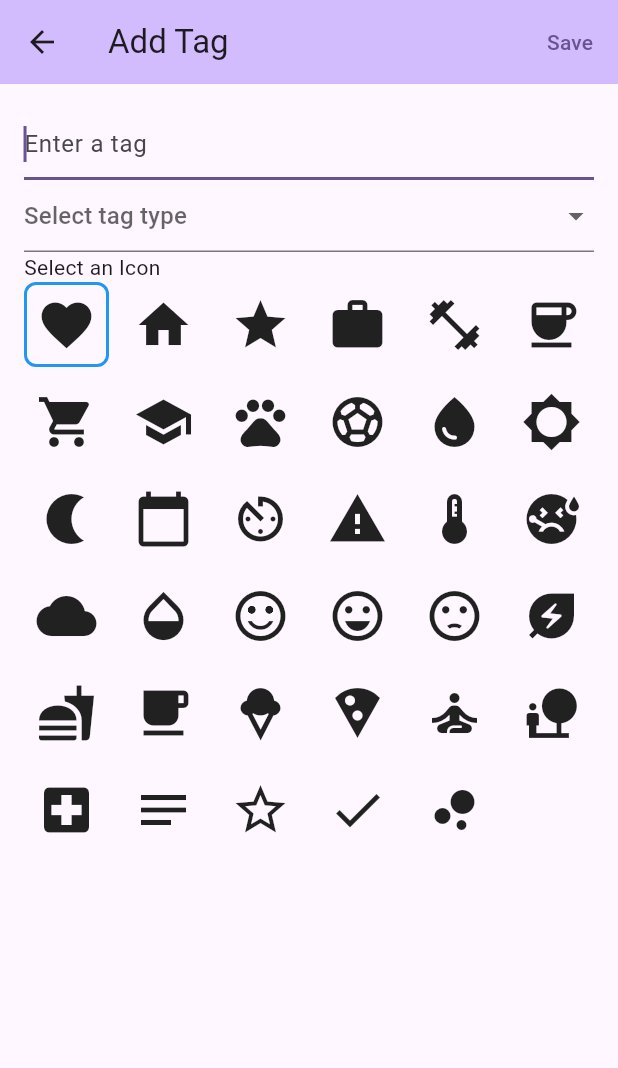
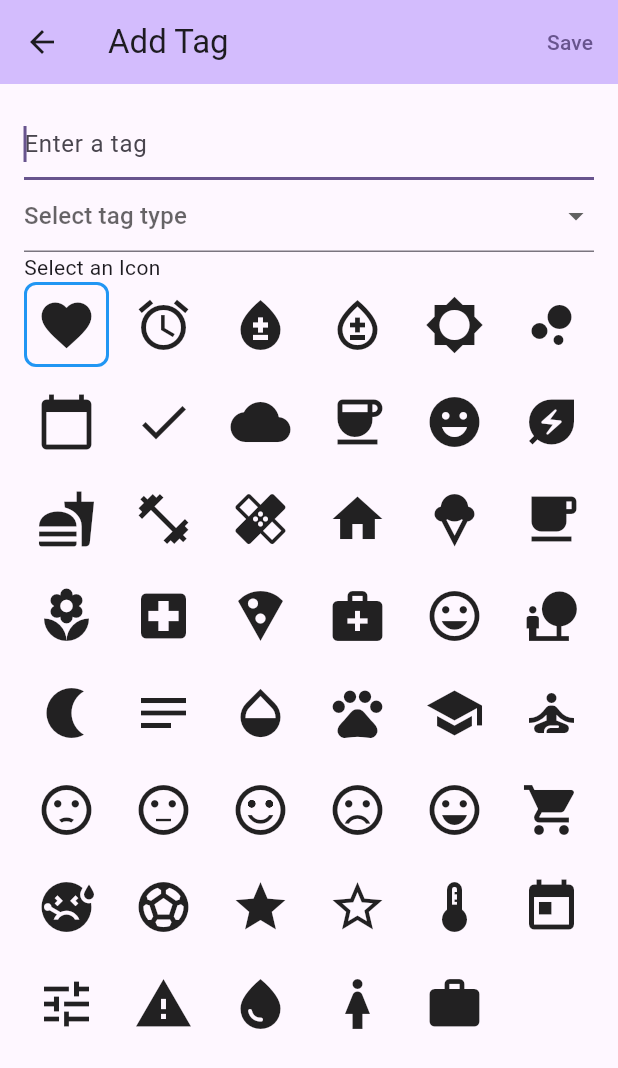
Before and after one commit to HoppenR/flutter-journal-app, a Flutter app: the AddTagForm screen opened directly, on a phone screen of 412 x 824 dp. Shown: the top 1068 px of the screen. Run offline on Flutter 3.47's test engine with Material 3 defaults, Android fonts, the phone set to English and light mode, and no system bars; our stand-ins replace fl_chart, shared_preferences; accounts and stored records are empty.

Commit message:
feat(add_tag): add more icons

```diff
--- a/lib/tag.dart
+++ b/lib/tag.dart
@@ -19,40 +19,56 @@ enum TagType {
 
 final Map<int, IconData> availableIcons = <int, IconData>{
   Icons.favorite.codePoint: Icons.favorite,
-  Icons.home.codePoint: Icons.home,
-  Icons.star.codePoint: Icons.star,
-  Icons.work.codePoint: Icons.work,
-  Icons.fitness_center.codePoint: Icons.fitness_center,
+
+  // ICONS
+  Icons.alarm.codePoint: Icons.alarm,
+  Icons.bloodtype.codePoint: Icons.bloodtype,
+  Icons.bloodtype_outlined.codePoint: Icons.bloodtype_outlined,
+  Icons.brightness_5.codePoint: Icons.brightness_5,
+  Icons.bubble_chart.codePoint: Icons.bubble_chart,
+  Icons.calendar_today.codePoint: Icons.calendar_today,
+  Icons.check.codePoint: Icons.check,
+  Icons.cloud.codePoint: Icons.cloud,
   Icons.coffee.codePoint: Icons.coffee,
-  Icons.shopping_cart.codePoint: Icons.shopping_cart,
-  Icons.school.codePoint: Icons.school,
-  Icons.pets.codePoint: Icons.pets,
-  Icons.sports_soccer.codePoint: Icons.sports_soccer,
-  Icons.water_drop.codePoint: Icons.water_drop,
-  Icons.brightness_5.codePoint: Icons.brightness_5,
-  Icons.nightlight.codePoint: Icons.nightlight,
-  Icons.calendar_today.codePoint: Icons.calendar_today,
-  Icons.av_timer.codePoint: Icons.av_timer,
-  Icons.warning.codePoint: Icons.warning,
-  Icons.thermostat.codePoint: Icons.thermostat,
-  Icons.sick.codePoint: Icons.sick,
-  Icons.cloud.codePoint: Icons.cloud,
-  Icons.opacity.codePoint: Icons.opacity,
-  Icons.sentiment_satisfied_alt.codePoint: Icons.sentiment_satisfied_alt,
-  Icons.sentiment_very_satisfied.codePoint: Icons.sentiment_very_satisfied,
-  Icons.sentiment_dissatisfied.codePoint: Icons.sentiment_dissatisfied,
+  Icons.emoji_emotions.codePoint: Icons.emoji_emotions,
   Icons.energy_savings_leaf.codePoint: Icons.energy_savings_leaf,
   Icons.fastfood.codePoint: Icons.fastfood,
+  Icons.fitness_center.codePoint: Icons.fitness_center,
+  Icons.healing.codePoint: Icons.healing,
+  Icons.home.codePoint: Icons.home,
+  Icons.icecream.codePoint: Icons.icecream,
   Icons.local_cafe.codePoint: Icons.local_cafe,
-  Icons.icecream.codePoint: Icons.icecream,
+  Icons.local_florist.codePoint: Icons.local_florist,
+  Icons.local_hospital.codePoint: Icons.local_hospital,
   Icons.local_pizza.codePoint: Icons.local_pizza,
+  Icons.medical_services.codePoint: Icons.medical_services,
+  Icons.mood.codePoint: Icons.mood,
+  Icons.nature_people.codePoint: Icons.nature_people,
+  Icons.nightlight.codePoint: Icons.nightlight,
+  Icons.notes.codePoint: Icons.notes,
+  Icons.opacity.codePoint: Icons.opacity,
+  Icons.pets.codePoint: Icons.pets,
+  Icons.school.codePoint: Icons.school,
   Icons.self_improvement.codePoint: Icons.self_improvement,
-  Icons.nature_people.codePoint: Icons.nature_people,
-  Icons.local_hospital.codePoint: Icons.local_hospital,
-  Icons.notes.codePoint: Icons.notes,
+  Icons.sentiment_dissatisfied.codePoint: Icons.sentiment_dissatisfied,
+  Icons.sentiment_neutral.codePoint: Icons.sentiment_neutral,
+  Icons.sentiment_satisfied_alt.codePoint: Icons.sentiment_satisfied_alt,
+  Icons.sentiment_very_dissatisfied.codePoint:
+      Icons.sentiment_very_dissatisfied,
+  Icons.sentiment_very_satisfied.codePoint: Icons.sentiment_very_satisfied,
+  Icons.sentiment_very_satisfied.codePoint: Icons.sentiment_very_satisfied,
+  Icons.shopping_cart.codePoint: Icons.shopping_cart,
+  Icons.sick.codePoint: Icons.sick,
+  Icons.sports_soccer.codePoint: Icons.sports_soccer,
+  Icons.star.codePoint: Icons.star,
   Icons.star_border.codePoint: Icons.star_border,
-  Icons.check.codePoint: Icons.check,
-  Icons.bubble_chart.codePoint: Icons.bubble_chart,
+  Icons.thermostat.codePoint: Icons.thermostat,
+  Icons.today.codePoint: Icons.today,
+  Icons.tune.codePoint: Icons.tune,
+  Icons.warning.codePoint: Icons.warning,
+  Icons.water_drop.codePoint: Icons.water_drop,
+  Icons.woman.codePoint: Icons.woman,
+  Icons.work.codePoint: Icons.work,
 };
 
 class TagData {
```
